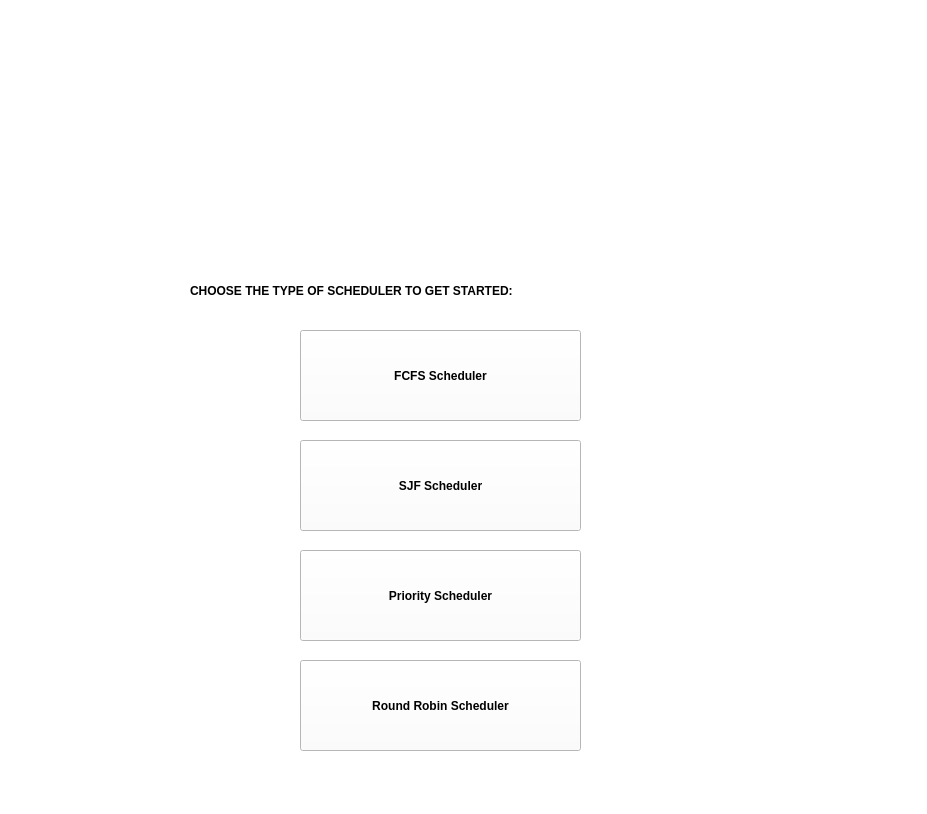
Before: the Qt Designer form mainWindow.ui in dinaabdulrasoul/CPU-Job-Scheduler, drawn with Qt 5.
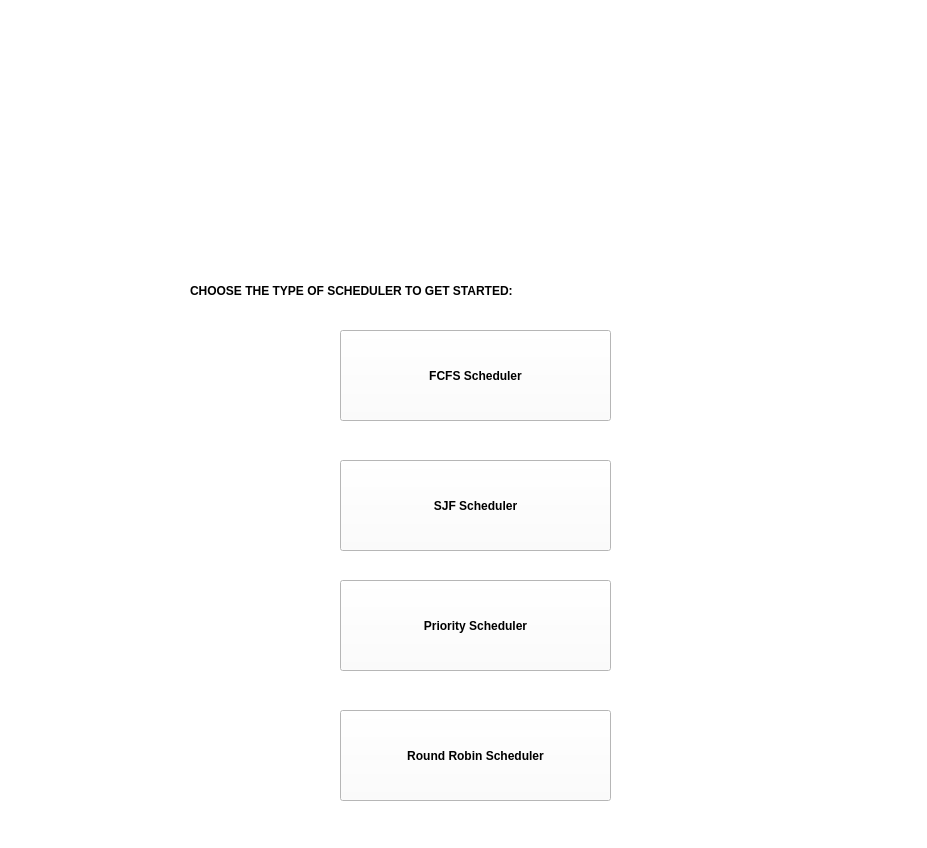
After: the same form once the commit is applied. Icons and pictures are not drawn.

Patch:
```diff
--- a/mainWindow.ui
+++ b/mainWindow.ui
@@ -7,7 +7,7 @@
     <x>0</x>
     <y>0</y>
     <width>927</width>
-    <height>814</height>
+    <height>848</height>
    </rect>
   </property>
   <property name="windowTitle">
@@ -63,12 +63,12 @@
      <pixmap>bigger.png</pixmap>
     </property>
    </widget>
-   <widget class="QToolButton" name="toolButton_3">
+   <widget class="QPushButton" name="pushButton">
     <property name="geometry">
      <rect>
-      <x>300</x>
+      <x>340</x>
       <y>330</y>
-      <width>281</width>
+      <width>271</width>
       <height>91</height>
      </rect>
     </property>
@@ -79,49 +79,49 @@
      <string>FCFS Scheduler</string>
     </property>
    </widget>
-   <widget class="QToolButton" name="toolButton_4">
+   <widget class="QPushButton" name="pushButton_2">
     <property name="geometry">
      <rect>
-      <x>300</x>
-      <y>440</y>
-      <width>281</width>
+      <x>340</x>
+      <y>580</y>
+      <width>271</width>
       <height>91</height>
      </rect>
     </property>
     <property name="styleSheet">
-     <string notr="true">font: 12pt &quot;Montserrat&quot;; outline-color: black;  font-weight: bold</string>
-    </property>
-    <property name="text">
-     <string>SJF Scheduler</string>
-    </property>
-   </widget>
-   <widget class="QToolButton" name="toolButton_5">
-    <property name="geometry">
-     <rect>
-      <x>300</x>
-      <y>550</y>
-      <width>281</width>
-      <height>91</height>
-     </rect>
-    </property>
-    <property name="styleSheet">
-     <string notr="true">font: 12pt &quot;Montserrat&quot;;  font-weight: bold</string>
+     <string notr="true">font: 12pt &quot;Montserrat&quot;; outline-color: blue; font-weight: bold</string>
     </property>
     <property name="text">
      <string>Priority Scheduler</string>
     </property>
    </widget>
-   <widget class="QToolButton" name="toolButton_6">
+   <widget class="QPushButton" name="pushButton_3">
     <property name="geometry">
      <rect>
-      <x>300</x>
-      <y>660</y>
-      <width>281</width>
+      <x>340</x>
+      <y>460</y>
+      <width>271</width>
       <height>91</height>
      </rect>
     </property>
     <property name="styleSheet">
-     <string notr="true">font: 12pt &quot;Montserrat&quot;;  font-weight: bold</string>
+     <string notr="true">font: 12pt &quot;Montserrat&quot;; outline-color: blue; font-weight: bold</string>
+    </property>
+    <property name="text">
+     <string>SJF Scheduler</string>
+    </property>
+   </widget>
+   <widget class="QPushButton" name="pushButton_4">
+    <property name="geometry">
+     <rect>
+      <x>340</x>
+      <y>710</y>
+      <width>271</width>
+      <height>91</height>
+     </rect>
+    </property>
+    <property name="styleSheet">
+     <string notr="true">font: 12pt &quot;Montserrat&quot;; outline-color: blue; font-weight: bold</string>
     </property>
     <property name="text">
      <string>Round Robin Scheduler</string>
```
